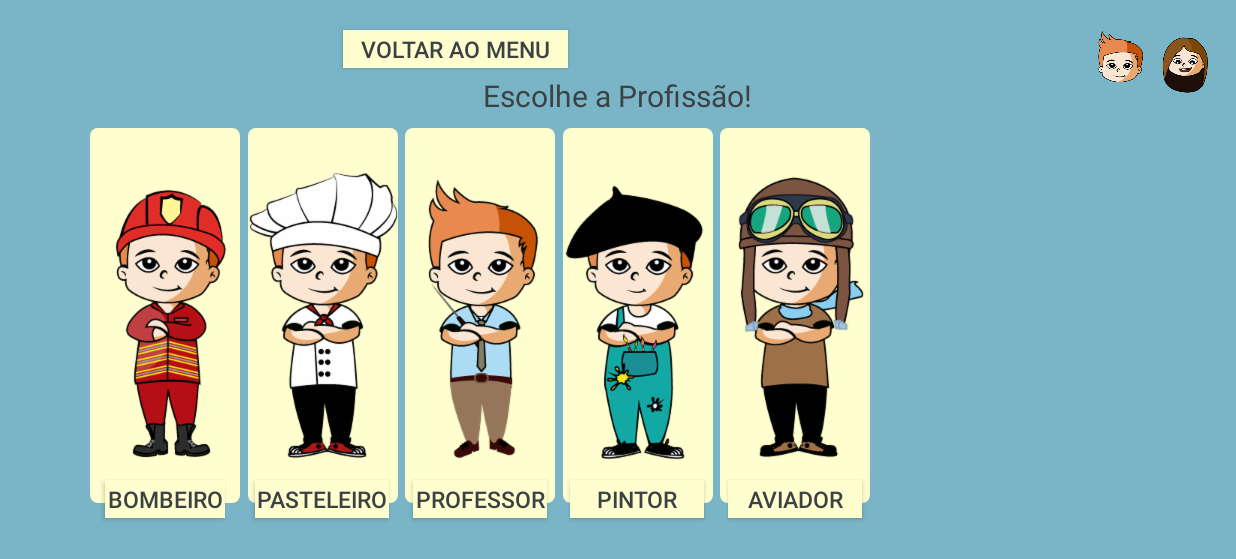
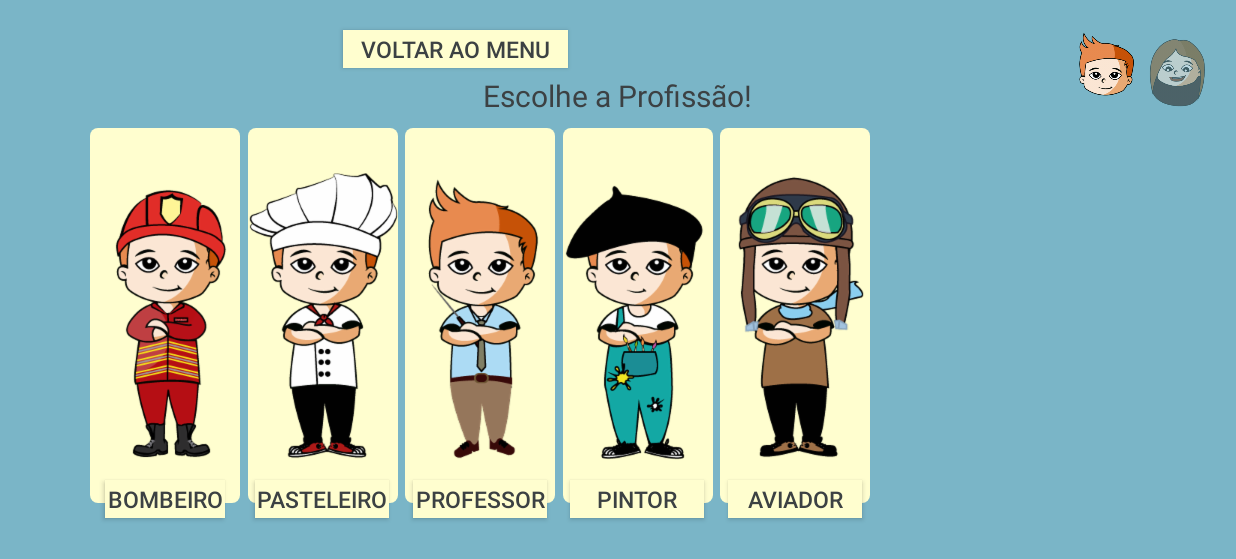
Before and after one commit to TheSevenDev/CM---Projecto, an Android app: the ChooseMinigame screen opened directly, with no data from a screen before it, after a tap on an icon or button, on a phone screen of 824 x 412 dp (held sideways). Shown: the top 559 px of the screen. Run offline under Robolectric (Android 15) with nearby library versions, the phone set to English and light mode, and no system bars.

```diff
--- a/app/src/main/java/com/example/pc/irmaosmartinhoeasprofissoes/Menus/ChooseMinigame.java
+++ b/app/src/main/java/com/example/pc/irmaosmartinhoeasprofissoes/Menus/ChooseMinigame.java
@@ -22,22 +22,22 @@ public class ChooseMinigame extends GeneralActivity {
     protected void onCreate(Bundle savedInstanceState) {
         super.onCreate(savedInstanceState);
         setContentView(R.layout.activity_choose_minigame);
+        firefighter = (ImageButton)findViewById(R.id.imgbtn_firefighter);
+        baker = (ImageButton)findViewById(R.id.imgbtn_baker);
+        teacher = (ImageButton)findViewById(R.id.imgbtn_teacher);
+        painter = (ImageButton)findViewById(R.id.imgbtn_painter);
+        pilot = (ImageButton)findViewById(R.id.imgbtn_pilot);
+
+        chooseMale = (ImageView)findViewById(R.id.img_chooseMale);
+        chooseFemale = (ImageView)findViewById(R.id.img_chooseFemale);
+        chooseFemale.setImageAlpha(50);
+
+        SharedPreferences sharedPref = ChooseMinigame.this.
+                getSharedPreferences("AppPrefs", Context.MODE_PRIVATE);
 
         LayoutInflater inflater = (LayoutInflater)getSystemService(Context.LAYOUT_INFLATER_SERVICE);
         View v = inflater.inflate(R.layout.activity_choose_minigame,null);
 
-        firefighter = (ImageButton)v.findViewById(R.id.imgbtn_firefighter);
-        baker = (ImageButton)v.findViewById(R.id.imgbtn_baker);
-        teacher = (ImageButton)v.findViewById(R.id.imgbtn_teacher);
-        painter = (ImageButton)v.findViewById(R.id.imgbtn_painter);
-        pilot = (ImageButton)v.findViewById(R.id.imgbtn_pilot);
-
-        chooseMale = (ImageView)v.findViewById(R.id.img_chooseMale);
-        chooseFemale = (ImageView)v.findViewById(R.id.img_chooseFemale);
-        chooseFemale.setImageAlpha(50);
-
-        SharedPreferences sharedPref = ChooseMinigame.this.
-                getSharedPreferences("AppPrefs", Context.MODE_PRIVATE);
         if(sharedPref.getInt("gender",0) == 0)
             changeToMale(v);
         else
@@ -55,7 +55,8 @@ public class ChooseMinigame extends GeneralActivity {
     }
 
     public void changeToMale(View view){
-        chooseFemale.setImageAlpha(50);
+        chooseMale.setImageAlpha(255);
+        chooseFemale.setImageAlpha(127);
 
         firefighter.setImageResource(R.drawable.jose_bombeiro);
         baker.setImageResource(R.drawable.jose_pasteleiro);
@@ -67,7 +68,8 @@ public class ChooseMinigame extends GeneralActivity {
     }
 
     public void changeToFemale(View view){
-        chooseMale.setImageAlpha(50);
+        chooseFemale.setImageAlpha(255);
+        chooseMale.setImageAlpha(127);
 
         baker.setImageResource(R.drawable.maria_martinho_pasteleira);
         painter.setImageResource(R.drawable.maria_martinho_pintora);
--- a/app/src/main/res/layout/activity_choose_minigame.xml
+++ b/app/src/main/res/layout/activity_choose_minigame.xml
@@ -147,18 +147,18 @@
 
     <ImageView
         android:id="@+id/img_chooseMale"
-        android:layout_width="45dp"
-        android:layout_height="45dp"
+        android:layout_width="55dp"
+        android:layout_height="55dp"
         android:layout_alignParentEnd="true"
-        android:layout_marginEnd="55dp"
+        android:layout_marginEnd="60dp"
         android:layout_marginTop="15dp"
         android:onClick="changeToMale"
         android:src="@drawable/jose_face" />
 
     <ImageView
         android:id="@+id/img_chooseFemale"
-        android:layout_width="45dp"
-        android:layout_height="45dp"
+        android:layout_width="55dp"
+        android:layout_height="55dp"
         android:layout_alignParentEnd="true"
         android:layout_marginEnd="10dp"
         android:layout_marginTop="20dp"
```
